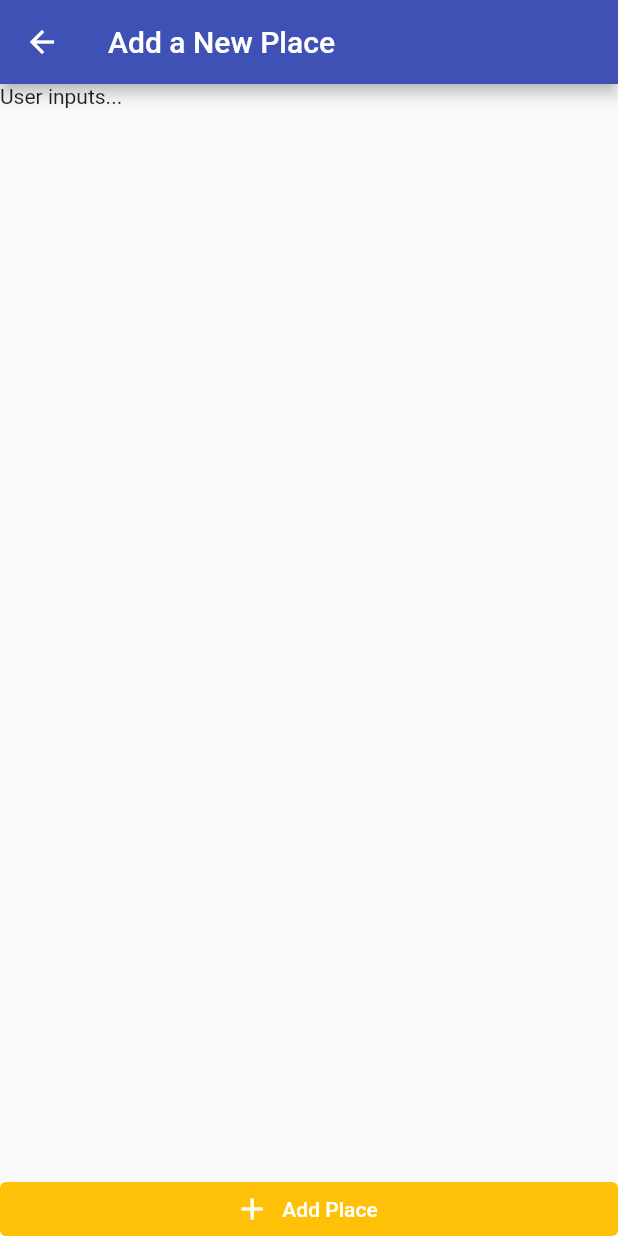
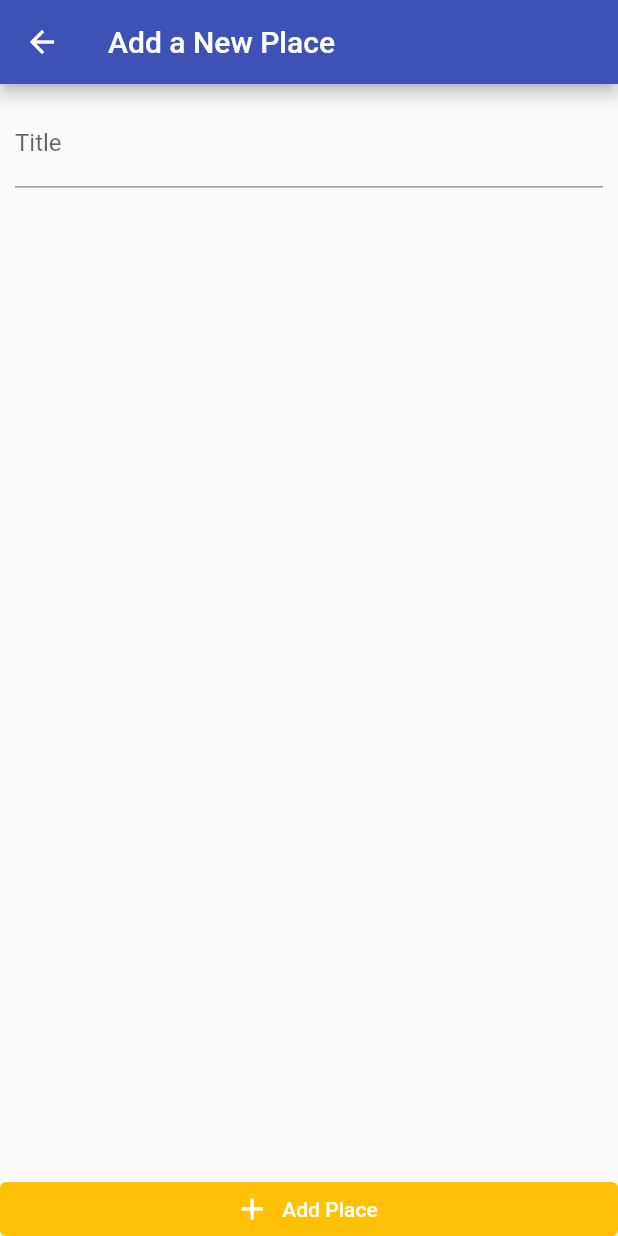
Before and after one commit to Russkazkin/flutter_places, a Flutter app: the AddPlaceScreen screen opened by its route, on a phone screen of 412 x 824 dp. Run offline on Flutter 3.47's test engine with Material 2 defaults, Android fonts, the phone set to English and light mode, and no system bars.

Commit message:
Add form wrapper and title input widget

```diff
--- a/lib/screens/add_place_screen.dart
+++ b/lib/screens/add_place_screen.dart
@@ -9,6 +9,8 @@ class AddPlaceScreen extends StatefulWidget {
 }
 
 class _AddPlaceScreenState extends State<AddPlaceScreen> {
+  final _titleController = TextEditingController();
+
   @override
   Widget build(BuildContext context) {
     return Scaffold(
@@ -16,10 +18,25 @@ class _AddPlaceScreenState extends State<AddPlaceScreen> {
         title: Text('Add a New Place'),
       ),
       body: Column(
-        mainAxisAlignment: MainAxisAlignment.spaceBetween,
         crossAxisAlignment: CrossAxisAlignment.stretch,
         children: [
-          Text('User inputs...'),
+          Expanded(
+            child: SingleChildScrollView(
+              child: Padding(
+                padding: EdgeInsets.all(10),
+                child: Column(
+                  children: [
+                    TextField(
+                      decoration: InputDecoration(
+                        labelText: 'Title',
+                      ),
+                      controller: _titleController,
+                    ),
+                  ],
+                ),
+              ),
+            ),
+          ),
           ElevatedButton.icon(
             icon: Icon(Icons.add),
             onPressed: () {},
```
